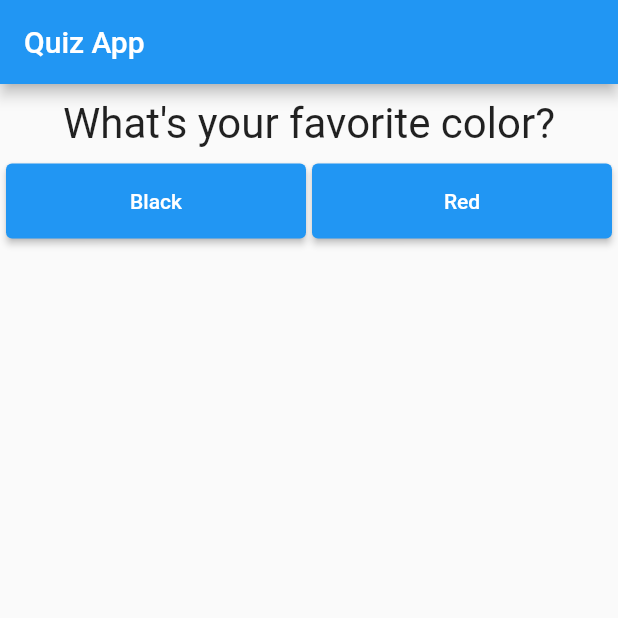
After one commit to EduardoRenz/Flutter-studies-quiz_project, a Flutter app: the screen it shows after launch, on a phone screen of 412 x 824 dp, the top half of it. The commit adds this screen. Run offline on Flutter 3.47's test engine with Material 2 defaults, Android fonts, the light colour scheme and no system bars.

Commit message:
componentized some widgets

```diff
--- a/lib/main.dart
+++ b/lib/main.dart
@@ -1,19 +1,35 @@
 import 'package:flutter/material.dart';
-import './question.dart';
-import './option.dart';
+import './results.dart';
+import './questions.dart';
 
 void main() {
   runApp(QuizProject());
 }
 
 class _QuizProjectState extends State<QuizProject> {
-  final List<dynamic> answers = [null, null, null];
+  final List<String> answers = ['', '', ''];
+  final List<Map<String, dynamic>> _questions = const [
+    {
+      'text': 'What\'s your favorite color?',
+      'options': ['Black', 'Red']
+    },
+    {
+      'text': 'What\'s your favorite animal?',
+      'options': ['Dog', 'Cat']
+    },
+    {
+      'text': 'What\'s your favorite food?',
+      'options': ['Pizza', 'Burger']
+    }
+  ];
+  int currentQuestion = 0;
+  bool get haveQuestions => currentQuestion < _questions.length;
 
-  int currentQuestion = 0;
   void _answer(int index, dynamic value) {
     setState(() {
       answers[index] = value;
-      currentQuestion = (currentQuestion + 1) % answers.length;
+      //currentQuestion = (currentQuestion + 1) % answers.length;
+      currentQuestion++;
     });
     print(answers);
   }
@@ -26,35 +42,21 @@ class _QuizProjectState extends State<QuizProject> {
 
   @override
   Widget build(BuildContext context) {
-    final List<String> questions = [
-      'What\'s your favorite color?',
-      'What\'s your favorite animal?',
-      'What\'s your favorite food?',
-    ];
+    Function answerFunc = generateAnswerFunc(currentQuestion);
+    List<String> questionTexts =
+        _questions.map((question) => question['text'].toString()).toList();
 
     return MaterialApp(
         home: Scaffold(
       appBar: AppBar(
         title: const Text('Quiz App'),
       ),
-      body: Column(
-        children: <Widget>[
-          Question(questions[currentQuestion]),
-          Row(
-            mainAxisAlignment: MainAxisAlignment.spaceEvenly,
-            children: <Widget>[
-              Option(
-                'Red',
-                generateAnswerFunc(currentQuestion),
-              ),
-              Option(
-                'Green',
-                generateAnswerFunc(currentQuestion),
-              ),
-            ],
-          )
-        ],
-      ),
+      body: haveQuestions
+          ? Questions(
+              questions: _questions,
+              currentQuestion: currentQuestion,
+              answer: answerFunc)
+          : Results(questionTexts, answers),
     ));
   }
 }
--- /dev/null
+++ b/lib/questions.dart
@@ -0,0 +1,36 @@
+import 'package:flutter/material.dart';
+import './question.dart';
+import './option.dart';
+
+class Questions extends StatelessWidget {
+  final int currentQuestion;
+  final List<Map<String, dynamic>> questions;
+  final Function answer;
+
+  Questions(
+      {required this.questions,
+      required this.currentQuestion,
+      required this.answer});
+
+  bool get haveQuestions => currentQuestion < questions.length;
+
+  @override
+  Widget build(BuildContext context) {
+    List<String> options =
+        haveQuestions ? questions[currentQuestion]['options'] : [];
+
+    List<Widget> currentOptions = options.map((option) {
+      return Option(
+        option,
+        answer,
+      );
+    }).toList();
+
+    return Column(children: <Widget>[
+      Question(questions[currentQuestion]['text'].toString()),
+      Row(
+          mainAxisAlignment: MainAxisAlignment.spaceEvenly,
+          children: currentOptions)
+    ]);
+  }
+}
```
Also changed, not shown: lib/results.dart (added, +19 -0 lines).
